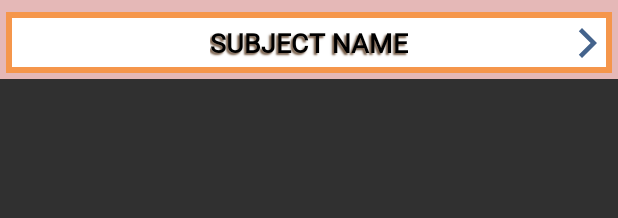
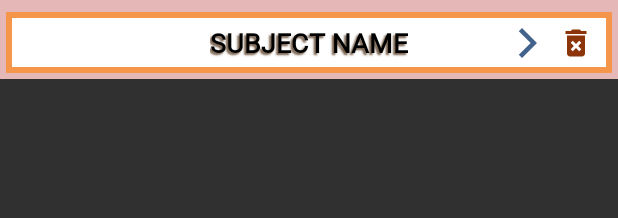
Before and after one commit to Sevrep/QuizMakerApp, an Android app: the layout activity_teacher_list_layout.xml on its own in the app's theme, with its tools: preview values and no code run, on a phone screen of 412 x 824 dp. Shown: the top 218 px of the screen. Run offline under Robolectric (Android 15) with nearby library versions, the phone set to English and light mode, and no system bars.

Commit message:
In TeacherActivity added update subject name and delete subject function.

```diff
--- a/app/src/main/java/com/sevrep/quizmakerapp/AdminUpdateActivity.java
+++ b/app/src/main/java/com/sevrep/quizmakerapp/AdminUpdateActivity.java
@@ -107,7 +107,6 @@ public class AdminUpdateActivity extends AppCompatActivity implements View.OnCli
             goToAdmin();
         }
 
-
     }
 
     public void deleteAccount() {
@@ -116,12 +115,11 @@ public class AdminUpdateActivity extends AppCompatActivity implements View.OnCli
                 .setMessage("Are you sure you want to delete this account?.")
                 .setCancelable(false)
                 .setPositiveButton("Yes", (dialog, which) -> {
+                    // TODO delete user, subjects and questions in other tables with given full name
                     databaseHelper.deleteUserData(fullname);
                     goToAdmin();
                 })
-                .setNegativeButton("No", (dialog, which) -> {
-                    //do nothing
-                });
+                .setNegativeButton("No", (dialog, which) -> { });
         adb.show();
     }
 
--- /dev/null
+++ b/app/src/main/res/drawable/ic_baseline_delete_forever_24.xml
@@ -0,0 +1,5 @@
+<vector android:height="24dp" android:tint="#8C350A"
+    android:viewportHeight="24" android:viewportWidth="24"
+    android:width="24dp" xmlns:android="http://schemas.android.com/apk/res/android">
+    <path android:fillColor="@android:color/white" android:pathData="M6,19c0,1.1 0.9,2 2,2h8c1.1,0 2,-0.9 2,-2L18,7L6,7v12zM8.46,11.88l1.41,-1.41L12,12.59l2.12,-2.12 1.41,1.41L13.41,14l2.12,2.12 -1.41,1.41L12,15.41l-2.12,2.12 -1.41,-1.41L10.59,14l-2.13,-2.12zM15.5,4l-1,-1h-5l-1,1L5,4v2h14L19,4z"/>
+</vector>
--- a/app/src/main/res/layout/activity_teacher_list_layout.xml
+++ b/app/src/main/res/layout/activity_teacher_list_layout.xml
@@ -1,6 +1,7 @@
 <?xml version="1.0" encoding="utf-8"?>
 <androidx.constraintlayout.widget.ConstraintLayout xmlns:android="http://schemas.android.com/apk/res/android"
     xmlns:app="http://schemas.android.com/apk/res-auto"
+    xmlns:tools="http://schemas.android.com/tools"
     android:layout_width="match_parent"
     android:layout_height="wrap_content"
     android:background="#E5B8B7"
@@ -38,11 +39,26 @@
             app:layout_constraintTop_toTopOf="parent" />
 
         <ImageView
-            android:id="@+id/imageView2"
+            android:id="@+id/iv_more"
             android:layout_width="wrap_content"
             android:layout_height="wrap_content"
+            android:layout_marginEnd="8dp"
+            android:layout_marginRight="8dp"
             android:contentDescription="@string/todo"
             android:src="@drawable/ic_baseline_arrow_forward_ios_24"
+            app:layout_constraintBottom_toBottomOf="parent"
+            app:layout_constraintEnd_toStartOf="@+id/iv_del"
+            app:layout_constraintTop_toTopOf="parent"
+            app:layout_constraintVertical_bias="0.526" />
+
+        <ImageView
+            android:id="@+id/iv_del"
+            android:layout_width="wrap_content"
+            android:layout_height="wrap_content"
+            android:layout_marginEnd="8dp"
+            android:layout_marginRight="8dp"
+            android:contentDescription="@string/todo"
+            android:src="@drawable/ic_baseline_delete_forever_24"
             app:layout_constraintBottom_toBottomOf="parent"
             app:layout_constraintEnd_toEndOf="parent"
             app:layout_constraintTop_toTopOf="parent" />
```
Also changed, not shown: app/src/main/java/com/sevrep/quizmakerapp/TeacherActivity.java (+42 -2 lines), app/src/main/java/com/sevrep/quizmakerapp/TeacherUpdateActivity.java (+5 -7 lines), app/src/main/java/com/sevrep/quizmakerapp/adapter/SubjectAdapter.java (+23 -6 lines), app/src/main/java/com/sevrep/quizmakerapp/model/Questions.java (added, +68 -0 lines), app/src/main/java/com/sevrep/quizmakerapp/singleton/DatabaseHelper.java (+13 -1 lines), app/src/main/res/layout/activity_teacher_update_truefalse_dialog.xml (+1 -12 lines).
